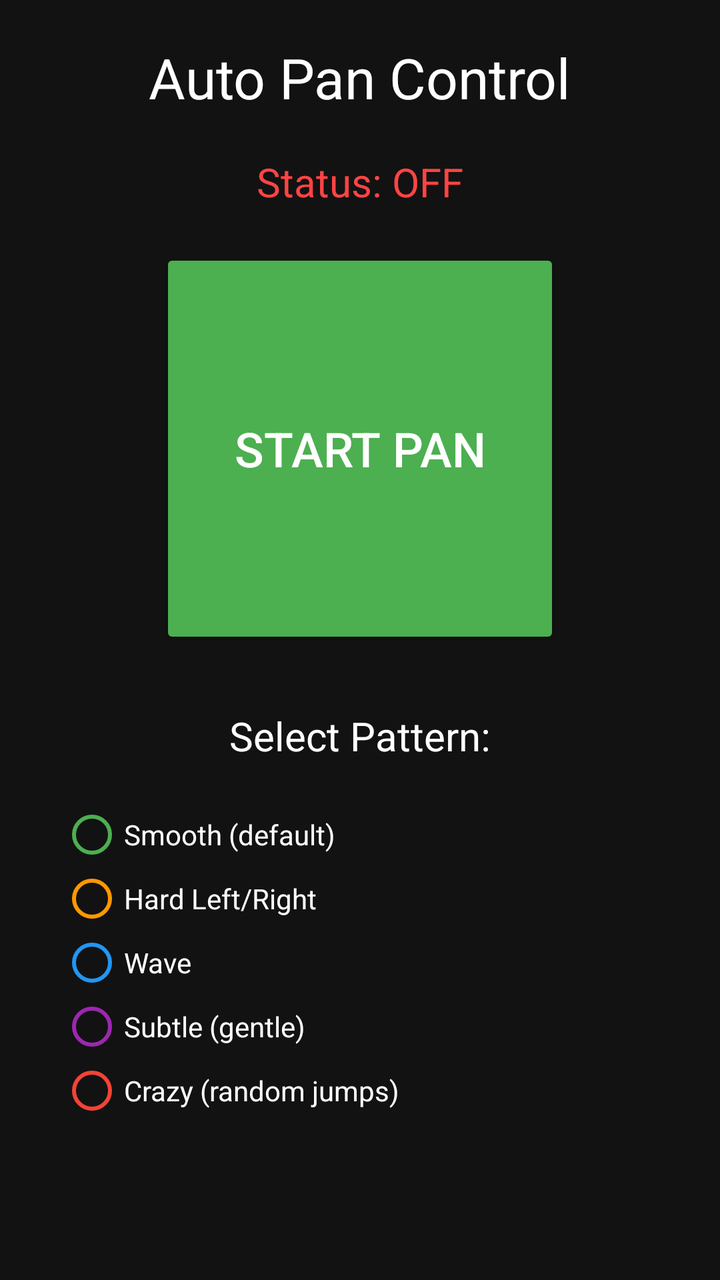
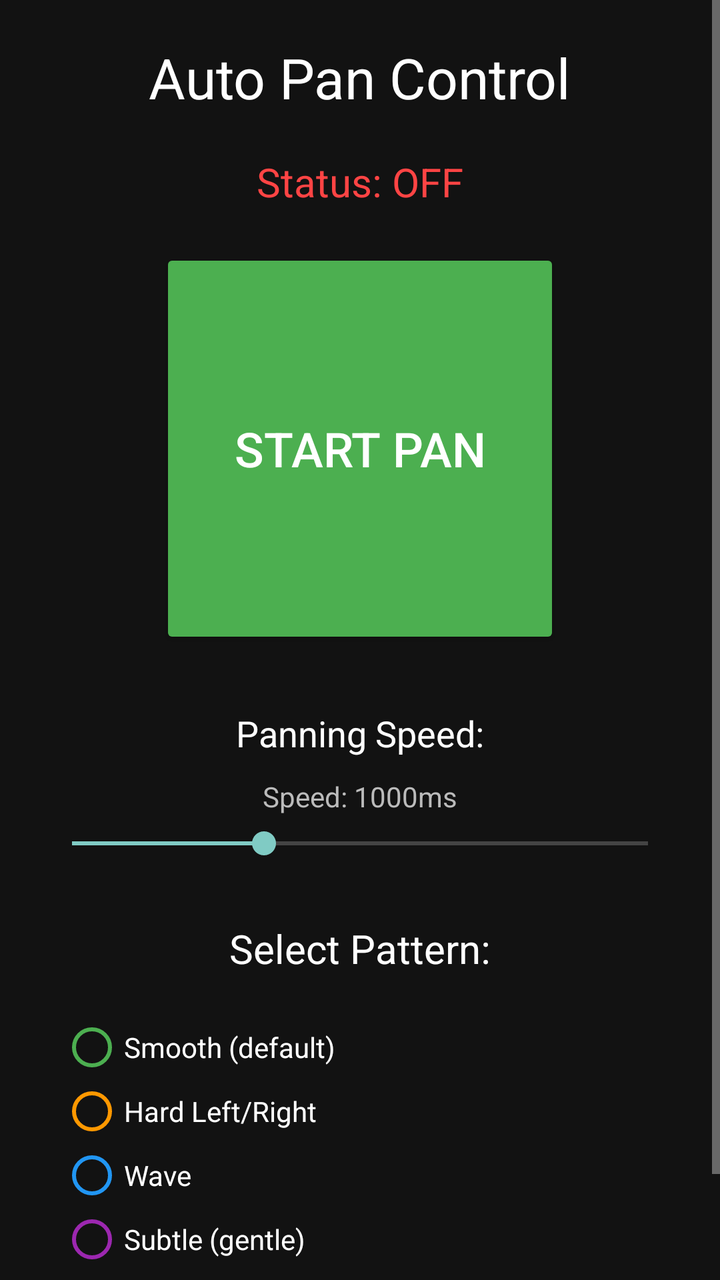

The first picture is an Android layout as it rendered before a commit; the second is the same layout after the commit. The layout source and the unified diff follow.
<!-- AndroidManifest.xml: application theme Theme.AppCompat -->
<!-- res/layout/activity_main.xml -->
<?xml version="1.0" encoding="utf-8"?>
<ScrollView xmlns:android="http://schemas.android.com/apk/res/android"
    android:layout_width="match_parent"
    android:layout_height="match_parent"
    android:background="#121212">
    
    <LinearLayout
        android:layout_width="match_parent"
        android:layout_height="wrap_content"
        android:orientation="vertical"
        android:gravity="center"
        android:padding="20dp">
        
        <TextView
            android:id="@+id/titleText"
            android:layout_width="wrap_content"
            android:layout_height="wrap_content"
            android:text="Auto Pan Control"
            android:textSize="28sp"
            android:textColor="#FFFFFF"
            android:layout_marginBottom="20dp"/>
        
        <TextView
            android:id="@+id/statusText"
            android:layout_width="wrap_content"
            android:layout_height="wrap_content"
            android:text="Status: OFF"
            android:textSize="20sp"
            android:textColor="#FF4444"
            android:layout_marginBottom="20dp"/>
        
        <Button
            android:id="@+id/toggleButton"
            android:layout_width="200dp"
            android:layout_height="200dp"
            android:text="START PAN"
            android:textSize="24sp"
            android:backgroundTint="#4CAF50"
            android:layout_marginBottom="30dp"/>
        
        <TextView
            android:layout_width="wrap_content"
            android:layout_height="wrap_content"
            android:text="Select Pattern:"
            android:textSize="20sp"
            android:textColor="#FFFFFF"
            android:layout_marginBottom="10dp"/>
        
        <RadioGroup
            android:id="@+id/patternGroup"
            android:layout_width="match_parent"
            android:layout_height="wrap_content"
            android:orientation="vertical"
            android:padding="10dp">
            
            <RadioButton
                android:id="@+id/radioSmooth"
                android:layout_width="wrap_content"
                android:layout_height="wrap_content"
                android:text="Smooth (default)"
                android:textColor="#FFFFFF"
                android:buttonTint="#4CAF50"/>
            
            <RadioButton
                android:id="@+id/radioHard"
                android:layout_width="wrap_content"
                android:layout_height="wrap_content"
                android:text="Hard Left/Right"
                android:textColor="#FFFFFF"
                android:buttonTint="#FF9800"/>
            
            <RadioButton
                android:id="@+id/radioWave"
                android:layout_width="wrap_content"
                android:layout_height="wrap_content"
                android:text="Wave"
                android:textColor="#FFFFFF"
                android:buttonTint="#2196F3"/>
            
            <RadioButton
                android:id="@+id/radioSubtle"
                android:layout_width="wrap_content"
                android:layout_height="wrap_content"
                android:text="Subtle (gentle)"
                android:textColor="#FFFFFF"
                android:buttonTint="#9C27B0"/>
            
            <RadioButton
                android:id="@+id/radioCrazy"
                android:layout_width="wrap_content"
                android:layout_height="wrap_content"
                android:text="Crazy (random jumps)"
                android:textColor="#FFFFFF"
                android:buttonTint="#F44336"/>
            
        </RadioGroup>
        
    </LinearLayout>
</ScrollView>
<!-- resources referenced by this layout -->
<resources>

</resources>

<!-- the commit's change to res/layout/activity_main.xml (unified diff, before → after) -->
@@ -12,7 +12,6 @@
         android:padding="20dp">
         
         <TextView
-            android:id="@+id/titleText"
             android:layout_width="wrap_content"
             android:layout_height="wrap_content"
             android:text="Auto Pan Control"
@@ -36,6 +35,31 @@
             android:text="START PAN"
             android:textSize="24sp"
             android:backgroundTint="#4CAF50"
+            android:layout_marginBottom="30dp"/>
+        
+        <TextView
+            android:layout_width="wrap_content"
+            android:layout_height="wrap_content"
+            android:text="Panning Speed:"
+            android:textSize="18sp"
+            android:textColor="#FFFFFF"
+            android:layout_marginBottom="10dp"/>
+        
+        <TextView
+            android:id="@+id/speedText"
+            android:layout_width="wrap_content"
+            android:layout_height="wrap_content"
+            android:text="Speed: 1000ms"
+            android:textSize="14sp"
+            android:textColor="#BBBBBB"
+            android:layout_marginBottom="5dp"/>
+        
+        <SeekBar
+            android:id="@+id/speedSeekBar"
+            android:layout_width="match_parent"
+            android:layout_height="wrap_content"
+            android:max="30"
+            android:progress="10"
             android:layout_marginBottom="30dp"/>
         
         <TextView
